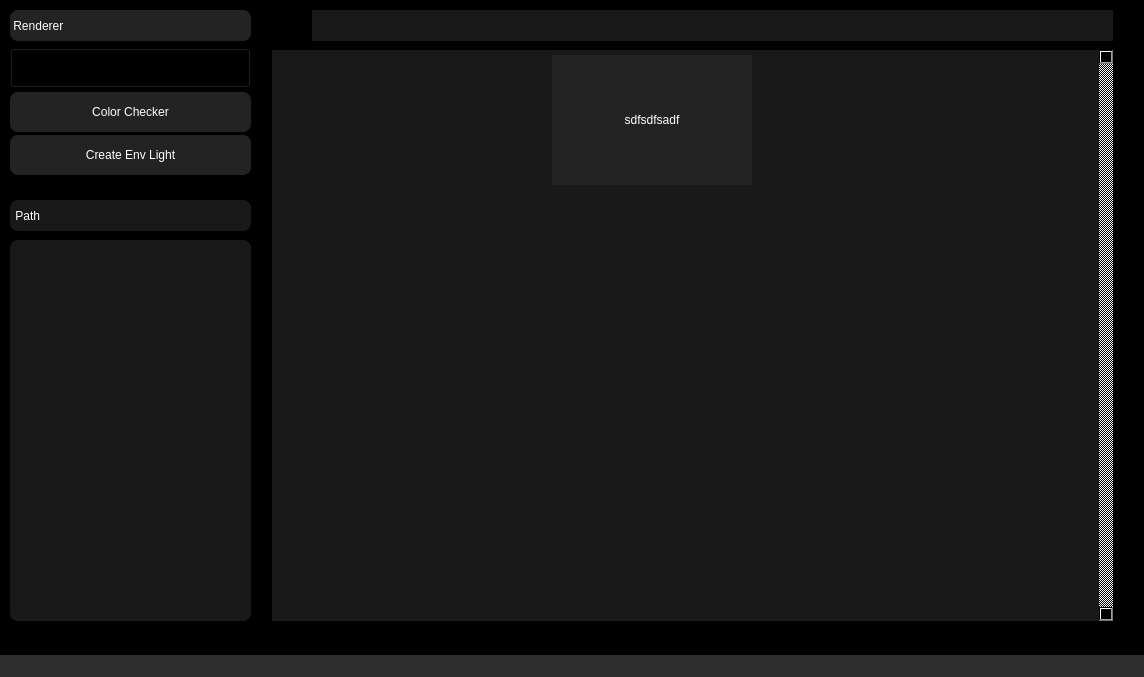
Before: the Qt Designer form QtBuildUI.ui in KwonHyunWoo-code/lookdev, drawn with Qt 5.
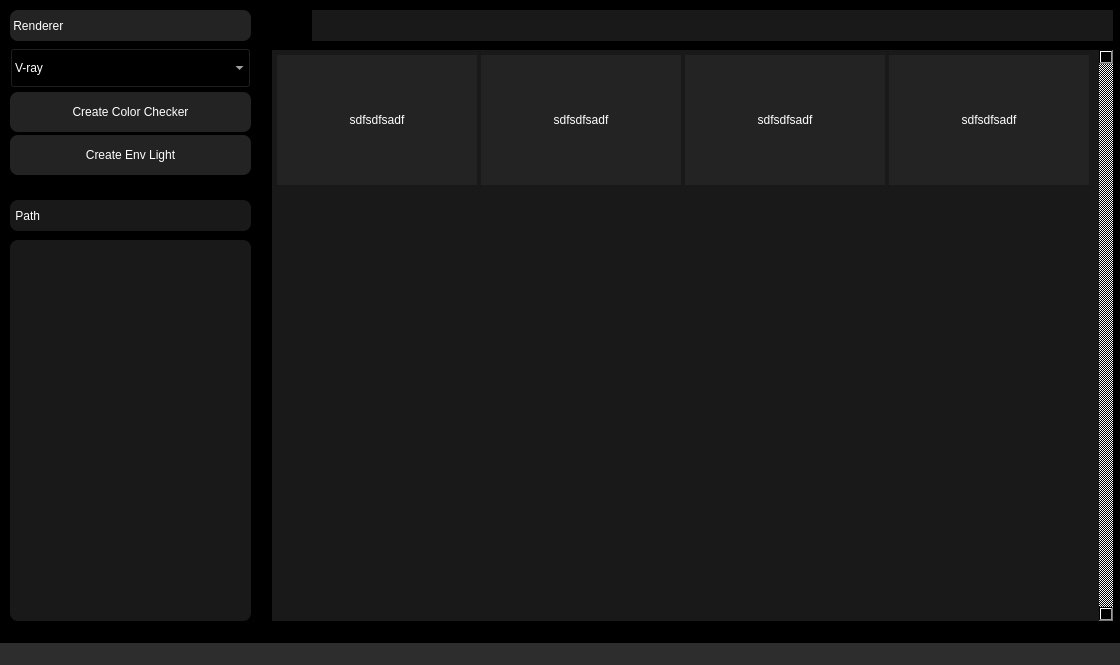
After: the same form once the commit is applied. Icons and pictures are not drawn.

```diff
--- a/QtBuildUI.ui
+++ b/QtBuildUI.ui
@@ -6,10 +6,16 @@
    <rect>
     <x>0</x>
     <y>0</y>
-    <width>1144</width>
-    <height>677</height>
+    <width>1120</width>
+    <height>665</height>
    </rect>
   </property>
+  <property name="minimumSize">
+   <size>
+    <width>1120</width>
+    <height>665</height>
+   </size>
+  </property>
   <property name="windowTitle">
    <string>MainWindow</string>
   </property>
@@ -33,6 +39,12 @@
    <enum>Qt::ToolButtonIconOnly</enum>
   </property>
   <widget class="QWidget" name="centralwidget">
+   <property name="minimumSize">
+    <size>
+     <width>1120</width>
+     <height>629</height>
+    </size>
+   </property>
    <property name="styleSheet">
     <string notr="true">QWidget{
 	background-color: rgb
@@ -99,7 +111,7 @@
       <rect>
        <x>0</x>
        <y>0</y>
-       <width>824</width>
+       <width>828</width>
        <height>571</height>
       </rect>
      </property>
@@ -121,7 +133,7 @@
        <rect>
         <x>0</x>
         <y>0</y>
-        <width>821</width>
+        <width>826</width>
         <height>818</height>
        </rect>
       </property>
@@ -242,6 +254,216 @@
          </property>
         </spacer>
        </item>
+       <item row="3" column="0">
+        <spacer name="verticalSpacer">
+         <property name="orientation">
+          <enum>Qt::Vertical</enum>
+         </property>
+         <property name="sizeHint" stdset="0">
+          <size>
+           <width>20</width>
+           <height>40</height>
+          </size>
+         </property>
+        </spacer>
+       </item>
+       <item row="0" column="0">
+        <widget class="QToolButton" name="toolButton">
+         <property name="minimumSize">
+          <size>
+           <width>200</width>
+           <height>130</height>
+          </size>
+         </property>
+         <property name="cursor">
+          <cursorShape>ArrowCursor</cursorShape>
+         </property>
+         <property name="styleSheet">
+          <string notr="true">QToolButton{
+	color: rgb(255, 255, 255);
+	background-color: rgb(35, 35, 35);
+	border: 0px solid;
+}
+QToolButton:hover{
+	background-color: rgb(85, 170, 255);
+}</string>
+         </property>
+         <property name="text">
+          <string>sdfsdfsadf</string>
+         </property>
+         <property name="icon">
+          <iconset>
+           <normalon>E:/HDRI/Mini_HDRI/06_kapellen_townsquare2.jpg</normalon>
+          </iconset>
+         </property>
+         <property name="iconSize">
+          <size>
+           <width>200</width>
+           <height>100</height>
+          </size>
+         </property>
+         <property name="popupMode">
+          <enum>QToolButton::DelayedPopup</enum>
+         </property>
+         <property name="toolButtonStyle">
+          <enum>Qt::ToolButtonTextUnderIcon</enum>
+         </property>
+         <property name="autoRaise">
+          <bool>false</bool>
+         </property>
+        </widget>
+       </item>
+       <item row="0" column="2">
+        <widget class="QToolButton" name="toolButton_3">
+         <property name="minimumSize">
+          <size>
+           <width>200</width>
+           <height>130</height>
+          </size>
+         </property>
+         <property name="cursor">
+          <cursorShape>ArrowCursor</cursorShape>
+         </property>
+         <property name="styleSheet">
+          <string notr="true">QToolButton{
+	color: rgb(255, 255, 255);
+	background-color: rgb(35, 35, 35);
+	border: 0px solid;
+}
+QToolButton:hover{
+	background-color: rgb(85, 170, 255);
+}</string>
+         </property>
+         <property name="text">
+          <string>sdfsdfsadf</string>
+         </property>
+         <property name="icon">
+          <iconset>
+           <normalon>E:/HDRI/Mini_HDRI/06_kapellen_townsquare2.jpg</normalon>
+          </iconset>
+         </property>
+         <property name="iconSize">
+          <size>
+           <width>200</width>
+           <height>100</height>
+          </size>
+         </property>
+         <property name="popupMode">
+          <enum>QToolButton::DelayedPopup</enum>
+         </property>
+         <property name="toolButtonStyle">
+          <enum>Qt::ToolButtonTextUnderIcon</enum>
+         </property>
+         <property name="autoRaise">
+          <bool>false</bool>
+         </property>
+        </widget>
+       </item>
+       <item row="0" column="1">
+        <widget class="QToolButton" name="toolButton_2">
+         <property name="minimumSize">
+          <size>
+           <width>200</width>
+           <height>130</height>
+          </size>
+         </property>
+         <property name="cursor">
+          <cursorShape>ArrowCursor</cursorShape>
+         </property>
+         <property name="styleSheet">
+          <string notr="true">QToolButton{
+	color: rgb(255, 255, 255);
+	background-color: rgb(35, 35, 35);
+	border: 0px solid;
+}
+QToolButton:hover{
+	background-color: rgb(85, 170, 255);
+}</string>
+         </property>
+         <property name="text">
+          <string>sdfsdfsadf</string>
+         </property>
+         <property name="icon">
+          <iconset>
+           <normalon>E:/HDRI/Mini_HDRI/06_kapellen_townsquare2.jpg</normalon>
+          </iconset>
+         </property>
+         <property name="iconSize">
+          <size>
+           <width>200</width>
+           <height>100</height>
+          </size>
+         </property>
+         <property name="popupMode">
+          <enum>QToolButton::DelayedPopup</enum>
+         </property>
+         <property name="toolButtonStyle">
+          <enum>Qt::ToolButtonTextUnderIcon</enum>
+         </property>
+         <property name="autoRaise">
+          <bool>false</bool>
+         </property>
+        </widget>
+       </item>
+       <item row="0" column="4">
+        <spacer name="horizontalSpacer_2">
+         <property name="orientation">
+          <enum>Qt::Horizontal</enum>
+         </property>
+         <property name="sizeHint" stdset="0">
+          <size>
+           <width>40</width>
+           <height>20</height>
+          </size>
+         </property>
+        </spacer>
+       </item>
+       <item row="0" column="3">
+        <widget class="QToolButton" name="toolButton_4">
+         <property name="minimumSize">
+          <size>
+           <width>200</width>
+           <height>130</height>
+          </size>
+         </property>
+         <property name="cursor">
+          <cursorShape>ArrowCursor</cursorShape>
+         </property>
+         <property name="styleSheet">
+          <string notr="true">QToolButton{
+	color: rgb(255, 255, 255);
+	background-color: rgb(35, 35, 35);
+	border: 0px solid;
+}
+QToolButton:hover{
+	background-color: rgb(85, 170, 255);
+}</string>
+         </property>
+         <property name="text">
+          <string>sdfsdfsadf</string>
+         </property>
+         <property name="icon">
+          <iconset>
+           <normalon>E:/HDRI/Mini_HDRI/06_kapellen_townsquare2.jpg</normalon>
+          </iconset>
+         </property>
+         <property name="iconSize">
+          <size>
+           <width>200</width>
+           <height>100</height>
+          </size>
+         </property>
+         <property name="popupMode">
+          <enum>QToolButton::DelayedPopup</enum>
+         </property>
+         <property name="toolButtonStyle">
+          <enum>Qt::ToolButtonTextUnderIcon</enum>
+         </property>
+         <property name="autoRaise">
+          <bool>false</bool>
+         </property>
+        </widget>
+       </item>
       </layout>
      </widget>
     </widget>
@@ -278,6 +500,9 @@
       <height>40</height>
      </size>
     </property>
+    <property name="styleSheet">
+     <string notr="true">color: rgb(255, 255, 255);</string>
+    </property>
     <item>
      <property name="text">
       <string>V-ray</string>
@@ -394,7 +619,7 @@
 }</string>
     </property>
     <property name="text">
-     <string>Color Checker</string>
+     <string>Create Color Checker</string>
     </property>
    </widget>
    <widget class="QListView" name="FolderListView">
```
Left out of the diff: 65 changed lines with no effect on the pictures.
